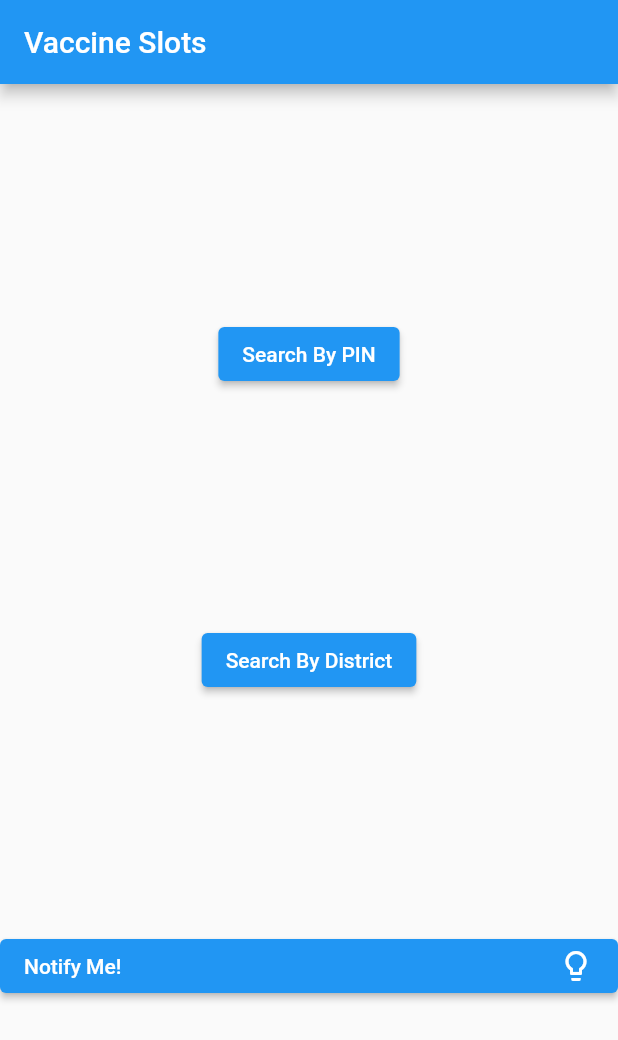
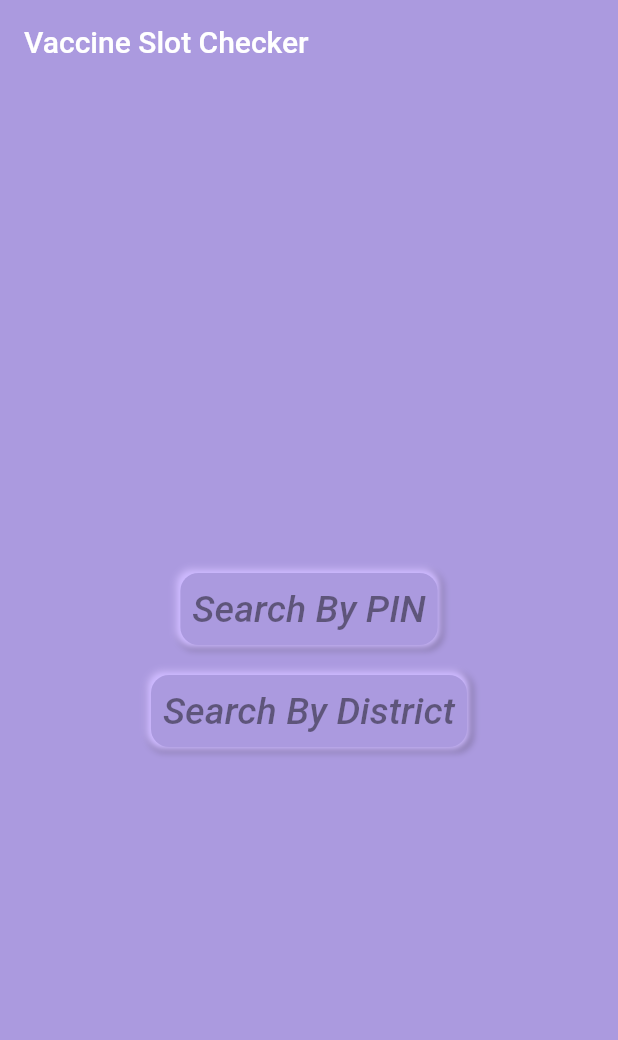
Before and after one commit to fourpointfour/cowin_vaccine_slot_checker, a Flutter app: the screen it shows after launch, on a phone screen of 412 x 824 dp. Shown: the top 1040 px of the screen. Run offline on Flutter 3.47's test engine with Material 2 defaults, Android fonts, the phone set to English and light mode, and no system bars.

Commit message:
neumorphism theme updated

```diff
--- a/lib/main.dart
+++ b/lib/main.dart
@@ -16,39 +16,101 @@ class HomeScreen extends StatelessWidget {
   @override
   Widget build(BuildContext context) {
     return Scaffold(
+      backgroundColor: Color(0xffab9adf),
       appBar: AppBar(
-        title: Text('Vaccine Slots'),
+        title: Text('Vaccine Slot Checker'),
+        backgroundColor: Color(0xffab9adf),
+        elevation: 0,
       ),
       body: Center(
         child: Column(
-          mainAxisAlignment: MainAxisAlignment.spaceEvenly,
+          mainAxisAlignment: MainAxisAlignment.center,
           children: [
-            ElevatedButton(
-              child: Text("Search By PIN"),
-              onPressed: (){
-                openSnackBar(context, 'Coming soon!');
-              },
+            Container(
+              // width: (MediaQuery.of(context).size.width)/3,
+              decoration: BoxDecoration(
+                color: Color(0xffab9adf),
+                borderRadius: BorderRadius.all(Radius.circular(12)),
+                boxShadow: [
+                  BoxShadow(
+                    color: Color(0xff897baf),
+                    offset: Offset(1, 1),
+                    blurRadius: 3,
+                    spreadRadius: 3,
+                  ),
+                  BoxShadow(
+                    color: Color(0xffcdb9ff),
+                    offset: Offset(-1, -1),
+                    blurRadius: 3,
+                    spreadRadius: 2,
+                  ),
+                ]
+              ),
+              child: TextButton(
+                child: Text(
+                  "Search By PIN",
+                  style: TextStyle(
+                    fontSize: 25,
+                    color: Colors.black45,
+                    fontStyle: FontStyle.italic,
+                  ),
+                ),
+                onPressed: (){
+                  openSnackBar(context, 'Coming soon!');
+                },
+              ),
             ),
-            ElevatedButton(
-              child: Text("Search By District"),
-              onPressed: (){
-                Navigator.pushNamed(context, '/searchByDistrict');
-              },
+            SizedBox(height: 20,),
+            Container(
+              // width: (MediaQuery.of(context).size.width)/3,
+              decoration: BoxDecoration(
+                  color: Color(0xffab9adf),
+                  borderRadius: BorderRadius.all(Radius.circular(12)),
+                  boxShadow: [
+                    BoxShadow(
+                      color: Color(0xff897baf),
+                      offset: Offset(1, 1),
+                      blurRadius: 3,
+                      spreadRadius: 3,
+                    ),
+                    BoxShadow(
+                      color: Color(0xffcdb9ff),
+                      offset: Offset(-1, -1),
+                      blurRadius: 3,
+                      spreadRadius: 2,
+                    ),
+                  ],
+              ),
+              child: TextButton(
+                child: Text(
+                  "Search By District",
+                  style: TextStyle(
+                    fontSize: 25,
+                    color: Colors.black45,
+                    fontStyle: FontStyle.italic,
+                  ),
+                ),
+                onPressed: (){
+                  Navigator.pushNamed(context, '/searchByDistrict');
+                },
+              ),
             ),
-            ElevatedButton(
-              child: Row(
-                mainAxisAlignment: MainAxisAlignment.spaceBetween,
-                children: [
-                  Text('Notify Me!'),
-                  Icon(
-                    Icons.lightbulb_outline,
-                  )
-                ],
-              ),
-              onPressed: (){
-                openSnackBar(context, 'Coming soon!');
-              },
-            ),
+
+            // TODO: uncomment the following button to enable NOTIFY ME
+            // ElevatedButton(
+            //   child: Row(
+            //     mainAxisAlignment: MainAxisAlignment.spaceBetween,
+            //     children: [
+            //       Text('Notify Me!'),
+            //       Icon(
+            //         Icons.lightbulb_outline,
+            //       )
+            //     ],
+            //   ),
+            //   onPressed: (){
+            //     openSnackBar(context, 'Coming soon!');
+            //   },
+            // ),
           ],
         ),
       ),
--- a/pubspec.yaml
+++ b/pubspec.yaml
@@ -23,10 +23,6 @@ environment:
 dependencies:
   flutter:
     sdk: flutter
-
-
-  # The following adds the Cupertino Icons font to your application.
-  # Use with the CupertinoIcons class for iOS style icons.
   cupertino_icons: ^1.0.2
   http: ^0.13.3
 
```
